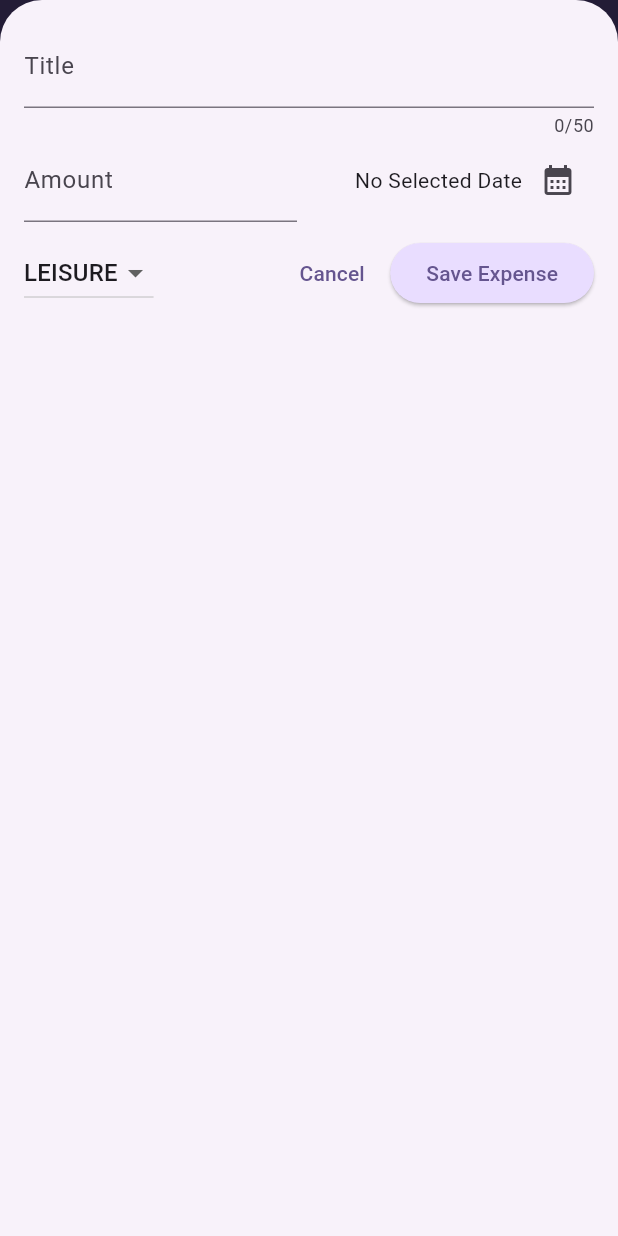
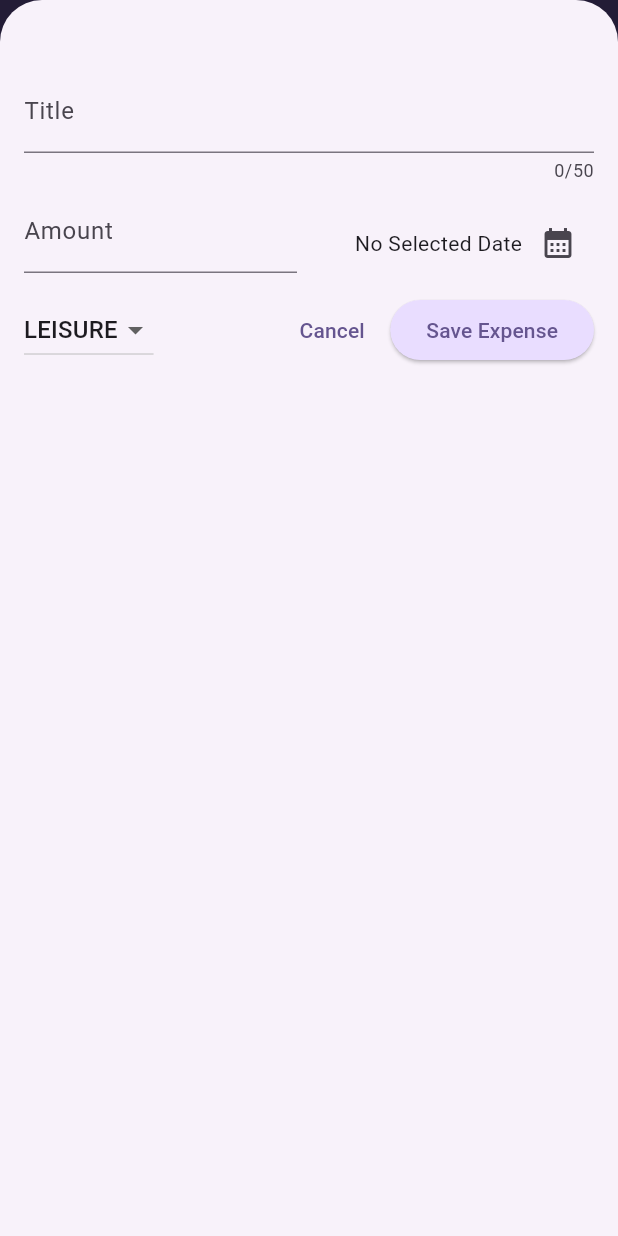
Before and after one commit to xcb3d/expense_tracking, a Flutter app: the screen it shows after launch, after a tap on the "add" icon, on a phone screen of 412 x 824 dp. Run offline on Flutter 3.47's test engine with Material 3 defaults, Android fonts, the phone set to English and light mode, and no system bars.

Commit message:
Adjust Style

```diff
--- a/lib/main.dart
+++ b/lib/main.dart
@@ -1,16 +1,22 @@
 import 'package:expense_tracking/widgets/expenses_list/expenses.dart';
 import 'package:flutter/material.dart';
 
-var kColorScheme =
-    ColorScheme.fromSeed(seedColor: const Color.fromARGB(255, 96, 59, 181));
+var kColorScheme = ColorScheme.fromSeed(
+  seedColor: const Color.fromARGB(255, 96, 59, 181),
+);
 var kDarkColorScheme = ColorScheme.fromSeed(
-    brightness: Brightness.dark,
-    seedColor: const Color.fromARGB(255, 5, 99, 125));
+  brightness: Brightness.dark,
+  seedColor: const Color.fromARGB(255, 5, 99, 125),
+);
 void main() {
   ThemeData myTheme = ThemeData(
     cardTheme: CardTheme(
-        color: kColorScheme.secondaryContainer,
-        margin: const EdgeInsets.symmetric(vertical: 8, horizontal: 16)),
+      color: kColorScheme.secondaryContainer.withOpacity(0.9),
+      margin: const EdgeInsets.symmetric(vertical: 8, horizontal: 16),
+      shape: RoundedRectangleBorder(
+        borderRadius: BorderRadius.circular(16),
+      ),
+    ),
     colorScheme: kColorScheme,
     appBarTheme: AppBarTheme(
       backgroundColor: kColorScheme.onPrimaryContainer,
@@ -31,8 +37,12 @@ void main() {
   );
   ThemeData darkTheme = ThemeData(
     cardTheme: CardTheme(
-        color: kDarkColorScheme.secondaryContainer,
-        margin: const EdgeInsets.symmetric(vertical: 8, horizontal: 16)),
+      color: kDarkColorScheme.secondaryContainer,
+      margin: const EdgeInsets.symmetric(vertical: 8, horizontal: 16),
+      shape: RoundedRectangleBorder(
+        borderRadius: BorderRadius.circular(16),
+      ),
+    ),
     colorScheme: kDarkColorScheme,
     appBarTheme: AppBarTheme(
       backgroundColor: kDarkColorScheme.onPrimaryContainer,
--- a/lib/widgets/expenses_list/expenses_item.dart
+++ b/lib/widgets/expenses_list/expenses_item.dart
@@ -10,7 +10,7 @@ class ExpensesItem extends StatelessWidget {
     return Card(
       child: Padding(
         padding: const EdgeInsets.symmetric(
-          vertical: 18,
+          vertical: 16,
           horizontal: 20,
         ),
         child: Column(
--- a/lib/widgets/expenses_list/new_expense.dart
+++ b/lib/widgets/expenses_list/new_expense.dart
@@ -75,6 +75,9 @@ class _NewExpenseState extends State<NewExpense> {
       padding: const EdgeInsets.all(16.0),
       child: Column(
         children: [
+          const SizedBox(
+            height: 30,
+          ),
           TextField(
             controller: titleController,
             maxLength: 50,
@@ -94,7 +97,12 @@ class _NewExpenseState extends State<NewExpense> {
                 width: 16,
               ),
               Expanded(
-                child: Row(
+                child: Column(
+                  children: [
+                    SizedBox(
+                      height: 16,
+                    ),
+                    Row(
                       mainAxisAlignment: MainAxisAlignment.end,
                       crossAxisAlignment: CrossAxisAlignment.center,
                       children: [
@@ -108,6 +116,8 @@ class _NewExpenseState extends State<NewExpense> {
                           onPressed: presentDatePicker,
                           icon: const Icon(Icons.calendar_month),
                         )
+                      ],
+                    ),
                   ],
                 ),
               )
```
Lines whose indentation alone changed are shown as unchanged.
